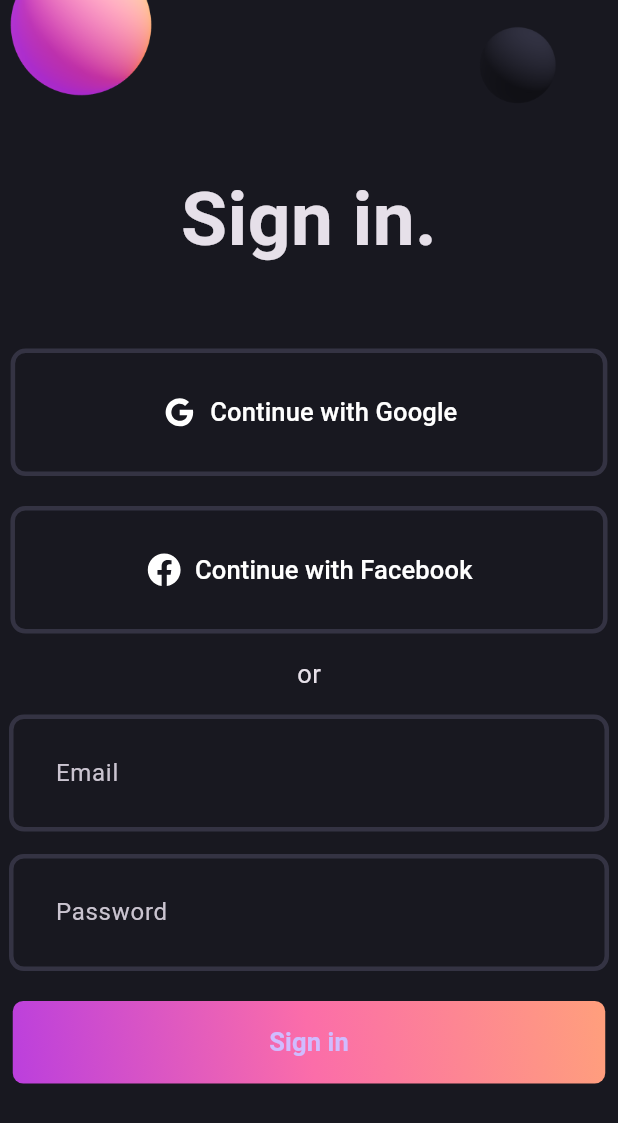
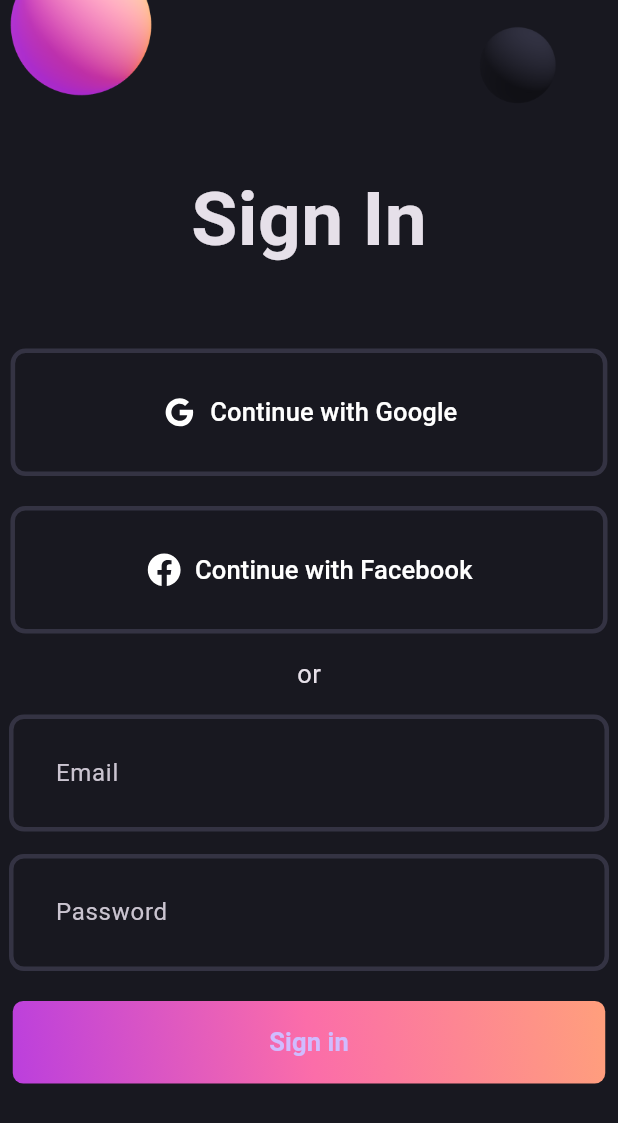
Before and after one commit to ParveenKumar8/flutter_login_bloc, a Flutter app: the screen it shows after launch, on a phone screen of 412 x 824 dp. Shown: the top 1123 px of the screen. Run offline on Flutter 3.47's test engine with Material 3 defaults, Android fonts, the phone set to English and light mode, and no system bars; our stand-ins replace flutter_svg.

Commit message:
Added home screen

```diff
--- a/lib/login_screen.dart
+++ b/lib/login_screen.dart
@@ -23,7 +23,7 @@ class _LoginScreenState extends State<LoginScreen> {
             children: [
               Image.asset('assets/images/signin_balls.png'),
               const Text(
-                'Sign in.',
+                'Sign In',
                 style: TextStyle(
                   fontWeight: FontWeight.bold,
                   fontSize: 50,
@@ -58,6 +58,7 @@ class _LoginScreenState extends State<LoginScreen> {
               ),
               const SizedBox(height: 20),
               const GradientButton(),
+              const SizedBox(height: 20),
             ],
           ),
         ),
```
Also changed, not shown: lib/home_screen.dart (added, +14 -0 lines).
